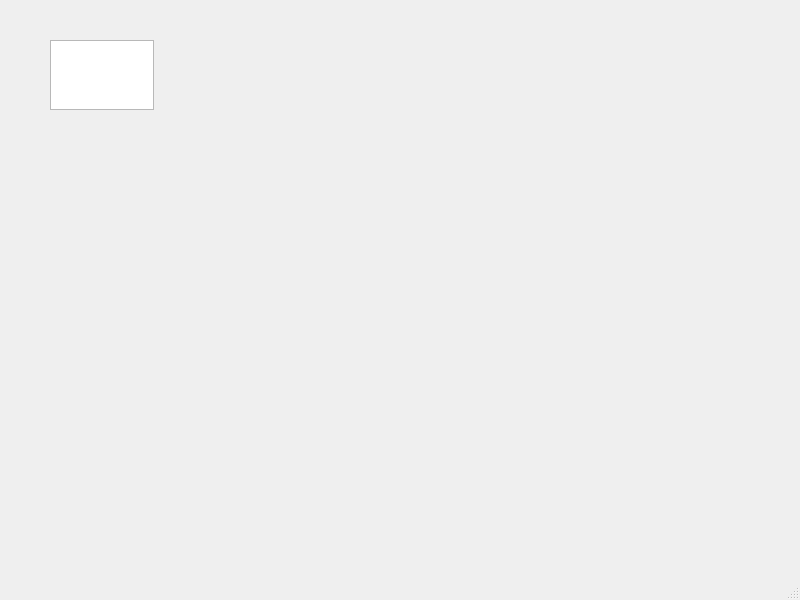
This is cascacs/mainwindow.ui in Lu27656348/InmoticaMQTT as Qt 5 draws it before an edit. The edited form follows.
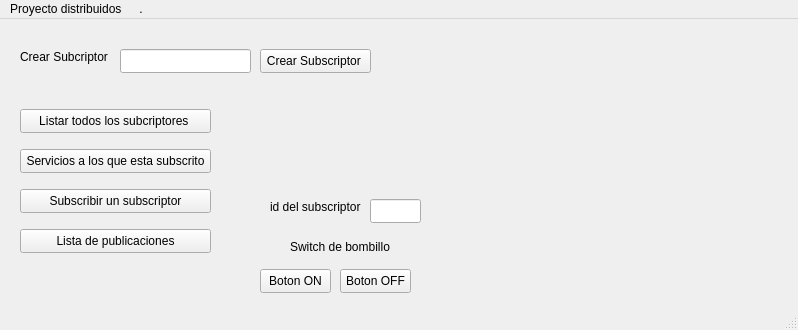
This is the edited form.

Commit message:
Interfaz en el proyecto en Cascacs
sin comentarios

```diff
--- a/cascacs/mainwindow.ui
+++ b/cascacs/mainwindow.ui
@@ -6,32 +6,162 @@
    <rect>
     <x>0</x>
     <y>0</y>
-    <width>800</width>
-    <height>600</height>
+    <width>798</width>
+    <height>330</height>
    </rect>
   </property>
   <property name="windowTitle">
    <string>MainWindow</string>
   </property>
   <widget class="QWidget" name="centralwidget">
-   <widget class="QTextEdit" name="textEdit">
+   <widget class="QPushButton" name="crear_sub_btn">
     <property name="geometry">
      <rect>
-      <x>50</x>
-      <y>40</y>
-      <width>104</width>
-      <height>70</height>
+      <x>260</x>
+      <y>30</y>
+      <width>111</width>
+      <height>24</height>
      </rect>
     </property>
-    <property name="html">
-     <string>&lt;!DOCTYPE HTML PUBLIC &quot;-//W3C//DTD HTML 4.0//EN&quot; &quot;http://www.w3.org/TR/REC-html40/strict.dtd&quot;&gt;
-&lt;html&gt;&lt;head&gt;&lt;meta name=&quot;qrichtext&quot; content=&quot;1&quot; /&gt;&lt;meta charset=&quot;utf-8&quot; /&gt;&lt;style type=&quot;text/css&quot;&gt;
-p, li { white-space: pre-wrap; }
-hr { height: 1px; border-width: 0; }
-li.unchecked::marker { content: &quot;\2610&quot;; }
-li.checked::marker { content: &quot;\2612&quot;; }
-&lt;/style&gt;&lt;/head&gt;&lt;body style=&quot; font-family:'Cantarell'; font-size:11pt; font-weight:400; font-style:normal;&quot;&gt;
-&lt;p style=&quot;-qt-paragraph-type:empty; margin-top:0px; margin-bottom:0px; margin-left:0px; margin-right:0px; -qt-block-indent:0; text-indent:0px;&quot;&gt;&lt;br /&gt;&lt;/p&gt;&lt;/body&gt;&lt;/html&gt;</string>
+    <property name="text">
+     <string>Crear Subscriptor </string>
+    </property>
+   </widget>
+   <widget class="QLineEdit" name="crear_input">
+    <property name="geometry">
+     <rect>
+      <x>120</x>
+      <y>30</y>
+      <width>131</width>
+      <height>24</height>
+     </rect>
+    </property>
+   </widget>
+   <widget class="QLabel" name="label">
+    <property name="geometry">
+     <rect>
+      <x>20</x>
+      <y>30</y>
+      <width>91</width>
+      <height>16</height>
+     </rect>
+    </property>
+    <property name="text">
+     <string>Crear Subcriptor </string>
+    </property>
+   </widget>
+   <widget class="QPushButton" name="listar_subcriptores_btn">
+    <property name="geometry">
+     <rect>
+      <x>20</x>
+      <y>90</y>
+      <width>191</width>
+      <height>24</height>
+     </rect>
+    </property>
+    <property name="text">
+     <string>Listar todos los subcriptores </string>
+    </property>
+   </widget>
+   <widget class="QPushButton" name="servicios_subscritos_btn">
+    <property name="geometry">
+     <rect>
+      <x>20</x>
+      <y>130</y>
+      <width>191</width>
+      <height>24</height>
+     </rect>
+    </property>
+    <property name="text">
+     <string>Servicios a los que esta subscrito</string>
+    </property>
+   </widget>
+   <widget class="QPushButton" name="subscribir_btn">
+    <property name="geometry">
+     <rect>
+      <x>20</x>
+      <y>170</y>
+      <width>191</width>
+      <height>24</height>
+     </rect>
+    </property>
+    <property name="text">
+     <string>Subscribir un subscriptor</string>
+    </property>
+   </widget>
+   <widget class="QPushButton" name="listar_publicaciones_btn">
+    <property name="geometry">
+     <rect>
+      <x>20</x>
+      <y>210</y>
+      <width>191</width>
+      <height>24</height>
+     </rect>
+    </property>
+    <property name="text">
+     <string>Lista de publicaciones</string>
+    </property>
+   </widget>
+   <widget class="QPushButton" name="on_btn">
+    <property name="geometry">
+     <rect>
+      <x>260</x>
+      <y>250</y>
+      <width>71</width>
+      <height>24</height>
+     </rect>
+    </property>
+    <property name="text">
+     <string>Boton ON</string>
+    </property>
+   </widget>
+   <widget class="QPushButton" name="off_btn">
+    <property name="geometry">
+     <rect>
+      <x>340</x>
+      <y>250</y>
+      <width>71</width>
+      <height>24</height>
+     </rect>
+    </property>
+    <property name="text">
+     <string>Boton OFF</string>
+    </property>
+   </widget>
+   <widget class="QLabel" name="label_2">
+    <property name="geometry">
+     <rect>
+      <x>290</x>
+      <y>220</y>
+      <width>111</width>
+      <height>16</height>
+     </rect>
+    </property>
+    <property name="text">
+     <string>Switch de bombillo </string>
+    </property>
+   </widget>
+   <widget class="QLabel" name="label_3">
+    <property name="geometry">
+     <rect>
+      <x>270</x>
+      <y>180</y>
+      <width>111</width>
+      <height>16</height>
+     </rect>
+    </property>
+    <property name="text">
+     <string>id del subscriptor</string>
+    </property>
+   </widget>
+   <widget class="QLineEdit" name="idsubcriptor_input">
+    <property name="geometry">
+     <rect>
+      <x>370</x>
+      <y>180</y>
+      <width>51</width>
+      <height>24</height>
+     </rect>
     </property>
    </widget>
   </widget>
@@ -40,10 +170,22 @@
     <rect>
      <x>0</x>
      <y>0</y>
-     <width>800</width>
-     <height>23</height>
+     <width>798</width>
+     <height>21</height>
     </rect>
    </property>
+   <widget class="QMenu" name="menuProyecto_distribuidos">
+    <property name="title">
+     <string>Proyecto distribuidos </string>
+    </property>
+   </widget>
+   <widget class="QMenu" name="menu">
+    <property name="title">
+     <string>.</string>
+    </property>
+   </widget>
+   <addaction name="menuProyecto_distribuidos"/>
+   <addaction name="menu"/>
   </widget>
   <widget class="QStatusBar" name="statusbar"/>
  </widget>
```
The commit also changes 2 other files.
